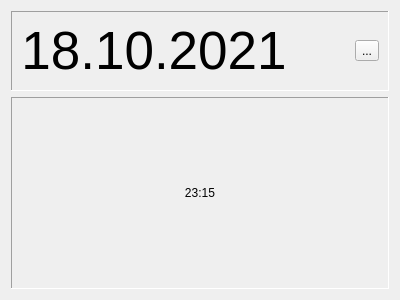
pavelrangelov/qclock, file maindialog.ui: the form before one commit.
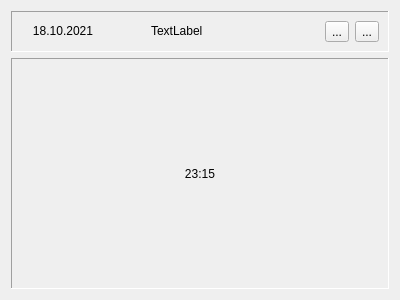
The form after the commit. Icons and pictures are not drawn.

Commit message: Add Day of Week

The edit to the form file:
```diff
--- a/maindialog.ui
+++ b/maindialog.ui
@@ -43,12 +43,6 @@
           <verstretch>0</verstretch>
          </sizepolicy>
         </property>
-        <property name="font">
-         <font>
-          <family>Ubuntu</family>
-          <pointsize>40</pointsize>
-         </font>
-        </property>
         <property name="text">
          <string>18.10.2021</string>
         </property>
@@ -58,10 +52,13 @@
        </widget>
       </item>
       <item>
-       <spacer name="horizontalSpacer">
+       <spacer name="horizontalSpacer_2">
         <property name="orientation">
          <enum>Qt::Horizontal</enum>
         </property>
+        <property name="sizeType">
+         <enum>QSizePolicy::Fixed</enum>
+        </property>
         <property name="sizeHint" stdset="0">
          <size>
           <width>40</width>
@@ -70,6 +67,49 @@
         </property>
        </spacer>
       </item>
+      <item>
+       <widget class="QLabel" name="labelDayOfWeek">
+        <property name="sizePolicy">
+         <sizepolicy hsizetype="Expanding" vsizetype="Maximum">
+          <horstretch>0</horstretch>
+          <verstretch>0</verstretch>
+         </sizepolicy>
+        </property>
+        <property name="text">
+         <string>TextLabel</string>
+        </property>
+       </widget>
+      </item>
+      <item>
+       <spacer name="horizontalSpacer">
+        <property name="orientation">
+         <enum>Qt::Horizontal</enum>
+        </property>
+        <property name="sizeHint" stdset="0">
+         <size>
+          <width>76</width>
+          <height>20</height>
+         </size>
+        </property>
+       </spacer>
+      </item>
+      <item>
+       <widget class="QToolButton" name="toolAlarms">
+        <property name="text">
+         <string>...</string>
+        </property>
+        <property name="icon">
+         <iconset resource="main.qrc">
+          <normaloff>:/images/bell.png</normaloff>:/images/bell.png</iconset>
+        </property>
+        <property name="iconSize">
+         <size>
+          <width>48</width>
+          <height>48</height>
+         </size>
+        </property>
+       </widget>
+      </item>
       <item>
        <widget class="QToolButton" name="toolSettings">
         <property name="text">
```
The commit also changes 10 other files.
